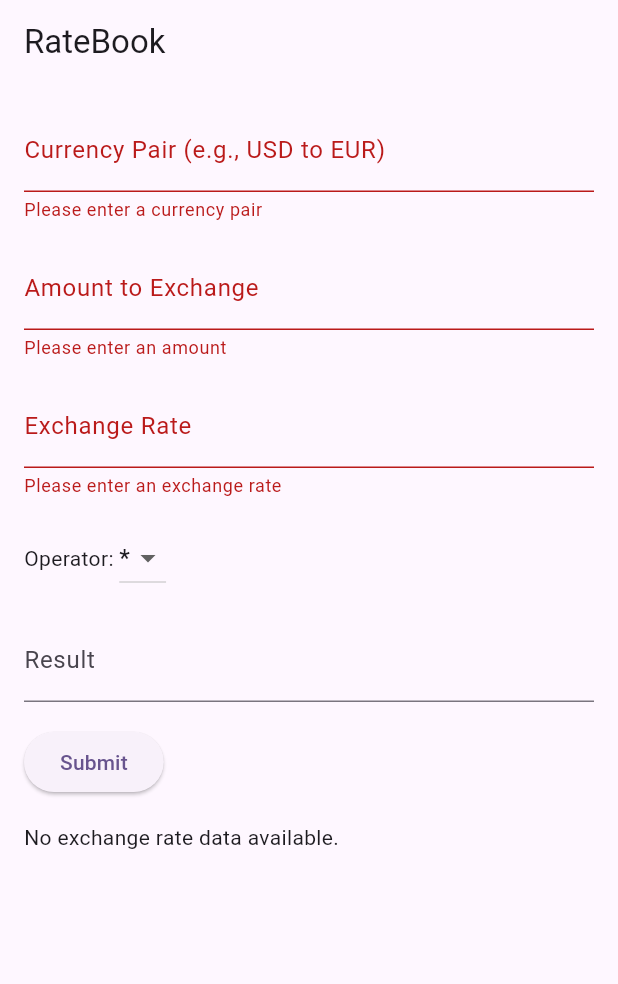
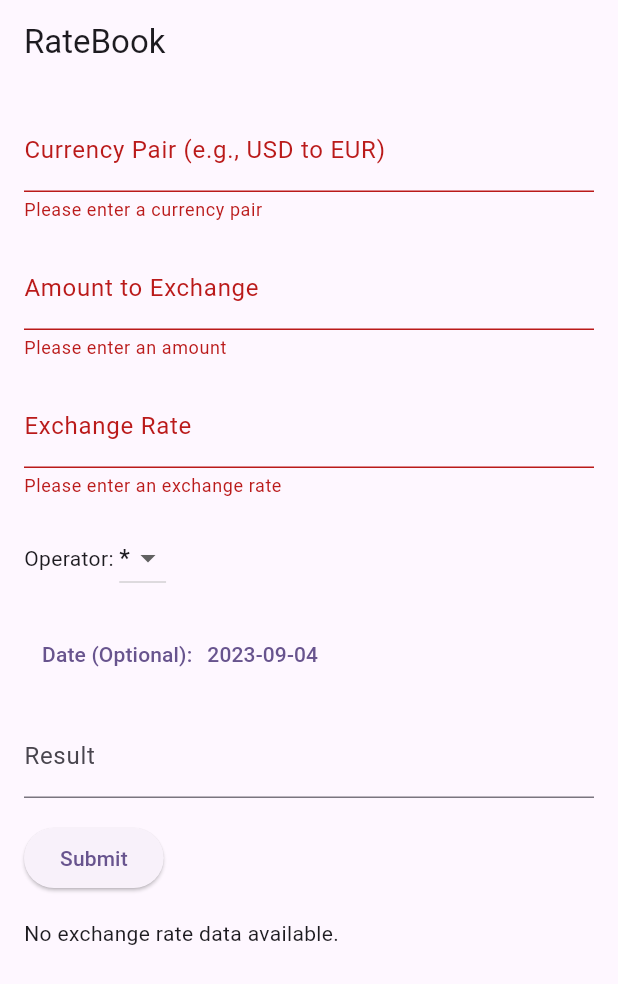
Before and after one commit to if3chi/xTradre, a Flutter app: the screen it shows after launch, after a tap on "Submit", on a phone screen of 412 x 824 dp. Shown: the top 984 px of the screen. Run offline on Flutter 3.47's test engine with Material 2 defaults, Android fonts, the light colour scheme and no system bars; our stand-ins replace sqflite; accounts and stored records are empty.

Commit message:
added date selection

```diff
--- /dev/null
+++ b/lib/Core/utils.dart
@@ -0,0 +1,15 @@
+class Utils {
+  static String displayDate(dynamic dateTime) {
+    if (dateTime is DateTime) {
+      return getDate(dateTime);
+    }
+
+    if (dateTime is String) {
+      return getDate(DateTime.parse(dateTime));
+    }
+
+    return "None";
+  }
+
+  static getDate(DateTime date) => date.toLocal().toString().split(' ')[0];
+}
--- a/lib/screens/xchange_rate_screen.dart
+++ b/lib/screens/xchange_rate_screen.dart
@@ -1,5 +1,6 @@
 import 'package:flutter/material.dart';
 import 'package:sqflite/sqflite.dart';
+import 'package:xtradre/Core/utils.dart';
 import 'package:xtradre/Enum/operator.dart';
 import 'package:xtradre/model/xchange.dart';
 import 'package:xtradre/Service/xchange_service.dart';
@@ -18,6 +19,7 @@ class _XchangeRateScreenState extends State<XchangeRateScreen> {
   final _amountToExchangeController = TextEditingController();
   final _resultController = TextEditingController();
   final _exchangeRateController = TextEditingController();
+  final _dateController = TextEditingController();
 
   late XchangeService _xchangeService;
   Operator _operatorDropdownValue = Operator.multiply;
@@ -46,6 +48,9 @@ class _XchangeRateScreenState extends State<XchangeRateScreen> {
       final amount = double.parse(_amountToExchangeController.text);
       final rAmount = double.parse(_resultController.text);
       final exchangeRate = double.parse(_exchangeRateController.text);
+      final timestamp = _dateController.text.isEmpty
+          ? DateTime.now()
+          : DateTime.parse(_dateController.text);
 
       final exchangeRateData = Xchange(
         currencyPair: currencyPair,
@@ -53,7 +58,7 @@ class _XchangeRateScreenState extends State<XchangeRateScreen> {
         rAmount: rAmount,
         rate: exchangeRate,
         operator: _operatorDropdownValue,
-        timestamp: DateTime.now(),
+        timestamp: timestamp,
       );
 
       await _xchangeService.insertXchangeRate(exchangeRateData);
@@ -63,6 +68,7 @@ class _XchangeRateScreenState extends State<XchangeRateScreen> {
       _amountToExchangeController.clear();
       _resultController.clear();
       _exchangeRateController.clear();
+      _dateController.clear();
     }
   }
 
@@ -131,6 +137,34 @@ class _XchangeRateScreenState extends State<XchangeRateScreen> {
                 ],
               ),
               const SizedBox(height: 16),
+              TextButton(
+                onPressed: () async {
+                  DateTime? selectedDate = await showDatePicker(
+                    context: context,
+                    initialDate: DateTime.now(),
+                    firstDate: DateTime(2000),
+                    lastDate: DateTime(2101),
+                  );
+
+                  if (selectedDate != null) {
+                    setState(() {
+                      _dateController.text = selectedDate.toLocal().toString();
+                    });
+                  }
+                },
+                child: Row(
+                  children: [
+                    const Text('Date (Optional):'),
+                    const SizedBox(width: 10),
+                    Text(
+                      _dateController.text.isEmpty
+                          ? Utils.displayDate(DateTime.now())
+                          : Utils.displayDate(_dateController.text),
+                    )
+                  ],
+                ),
+              ),
+              const SizedBox(height: 16),
               TextFormField(
                 controller: _resultController,
                 readOnly: true,
@@ -161,7 +195,7 @@ class _XchangeRateScreenState extends State<XchangeRateScreen> {
                           final rate = exchangeRates[index];
                           return ListTile(
                             isThreeLine: true,
-                            leading: Text(rate.timestamp.toLocal().toString()),
+                            leading: Text(Utils.displayDate(rate.timestamp)),
                             title: Text(rate.currencyPair),
                             subtitle: Text(
                                 'Amount: ${rate.amount.toStringAsFixed(2)} / Result: ${rate.rAmount.toStringAsFixed(2)} @ ${rate.rate.toStringAsFixed(4)}'),
```
Also changed, not shown: 1 other file.
